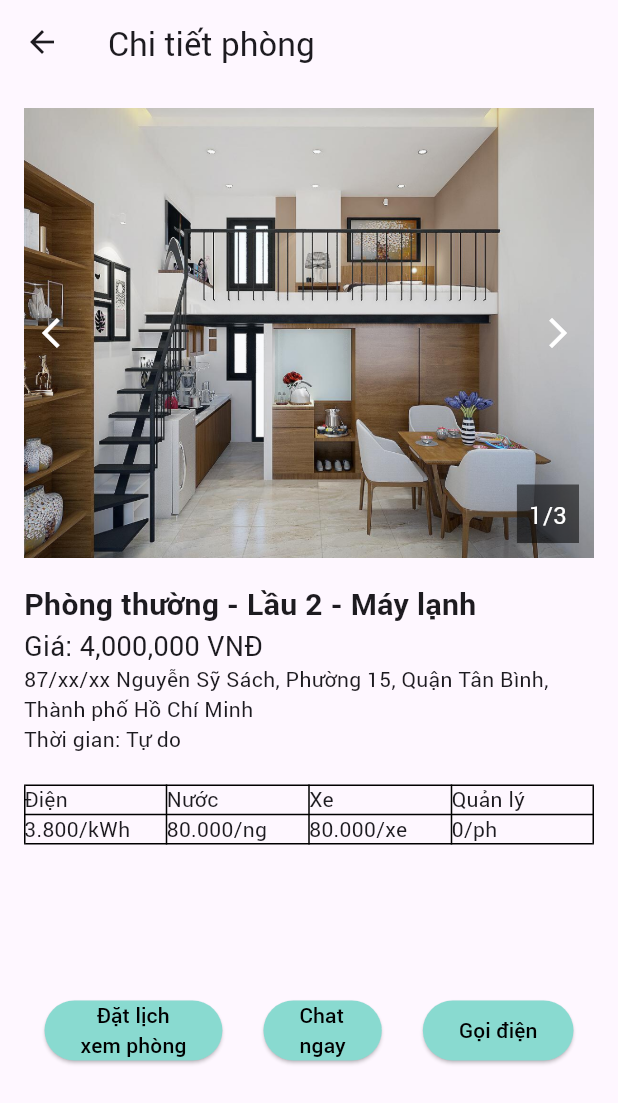
After one commit to thuonghihi0409/TimTro, a Flutter app: the RoomDetailPage screen opened directly, on a phone screen of 412 x 824 dp. The commit adds this screen. Shown: the top 1103 px of the screen. Run offline on Flutter 3.47's test engine with Material 3 defaults, Android fonts, the phone set to English and light mode, and no system bars; our stand-ins replace dots_indicator, get.

Commit message:
10/06/2024

```diff
--- a/lib/UI/find_tab.dart
+++ b/lib/UI/find_tab.dart
@@ -14,6 +14,7 @@
 // }
 
 import 'package:flutter/material.dart';
+import 'package:timtro/UI/room_information.dart';
 import 'package:timtro/utils/colors.dart';
 import 'package:timtro/widgets/big_text.dart';
 import 'package:timtro/widgets/small_text.dart';
@@ -40,6 +41,7 @@ class _FindTabState extends State<FindTab> {
   @override
   Widget build(BuildContext context) {
     return Scaffold(
+
       body: Column(
         children: [
           Container(
@@ -138,7 +140,8 @@ class _FindTabState extends State<FindTab> {
                           shrinkWrap: true,
                           itemCount: 10,
                           itemBuilder: (context, index) {
-                            return Container(
+                            return InkWell(
+                              child: Container(
                                 margin: EdgeInsets.only(left: 20, right: 20,bottom: 10),
                                 child: Row(
                                   children: [
@@ -153,6 +156,8 @@ class _FindTabState extends State<FindTab> {
                                           ),
                                         ),
                                       ),
+
+
                                     Expanded(
                                       child: Container(
                                         height: 100,
@@ -196,6 +201,14 @@ class _FindTabState extends State<FindTab> {
                                     )
                                   ],
                                 ),
+                              ),
+                              onTap: (){
+                                // Gọi trang mới khi nhấn vào InkWell
+                                Navigator.push(
+                                  context,
+                                  MaterialPageRoute(builder: (context) => RoomDetailPage()),
+                                );
+                              },
                             );
                           },
                         ),
--- /dev/null
+++ b/lib/UI/room_information.dart
@@ -0,0 +1,402 @@
+// // import 'package:flutter/material.dart';
+// //
+// // import '../utils/colors.dart';
+// //
+// // class RoomDetailPage extends StatelessWidget {
+// //   final List<String> productImages = [
+// //     'assets/images/anh1.png',
+// //     'assets/images/anh2.png',
+// //     'assets/images/anh4.png',
+// //     'assets/images/anh4.png',
+// //   ];
+// //
+// //   @override
+// //   Widget build(BuildContext context) {
+// //     return Scaffold(
+// //       appBar: AppBar(
+// //         title: Text('Chi tiết phòng'),
+// //       ),
+// //       body: SingleChildScrollView(
+// //         child: Padding(
+// //           padding: const EdgeInsets.all(16.0),
+// //           child: Column(
+// //             crossAxisAlignment: CrossAxisAlignment.start,
+// //             children: [
+// //               // Hiển thị hình ảnh sản phẩm
+// //               Container(
+// //                 height: 300, // Chiều cao của khu vực hình ảnh
+// //                 child: PageView.builder(
+// //                   itemCount: productImages.length,
+// //                   itemBuilder: (context, index) {
+// //                     return Image.asset(
+// //                       productImages[index],
+// //                       fit: BoxFit.cover,
+// //                     );
+// //                   },
+// //                 ),
+// //               ),
+// //               Text(
+// //                 'Phòng thường - Lầu 2 - Máy lạnh',
+// //                 style: TextStyle(fontSize: 20, fontWeight: FontWeight.bold),
+// //               ),
+// //               Text(
+// //                 'Giá: 4,000,000 VNĐ',
+// //                 style: TextStyle(fontSize: 18),
+// //               ),
+// //               Text(
+// //                 'Địa chỉ: 87/xx/xx Nguyễn Sỹ Sách, Phường 15, Quận Tân Bình, Thành phố Hồ Chí Minh',
+// //               ),
+// //               Text('Thời gian: Tự do'),
+// //               SizedBox(height: 20),
+// //               // Bảng giá
+// //               Table(
+// //                 border: TableBorder.all(),
+// //                 children: [
+// //                   TableRow(children: [
+// //                     Text('Điện'),
+// //                     Text('Nước'),
+// //                     Text('Xe'),
+// //                     Text('Quản lý'),
+// //                   ]),
+// //                   TableRow(children: [
+// //                     Text('3.800/kWh'),
+// //                     Text('80.000/ng'),
+// //                     Text('80.000/xe'),
+// //                     Text('0/ph'),
+// //                   ]),
+// //                   // ... các hàng còn lại
+// //                 ],
+// //               ),
+// //               SizedBox(height: 20),
+// //               // Nút
+// //               Container(
+// //                 margin: EdgeInsets.only(top: 100),
+// //                 child: Row(
+// //                   mainAxisAlignment: MainAxisAlignment.spaceAround,
+// //                   children: [
+// //                     ElevatedButton(
+// //                       style: ElevatedButton.styleFrom(
+// //                           backgroundColor: AppColors.mainColor, // Màu nền
+// //                           foregroundColor: Colors.white, // Màu chữ
+// //                       ),
+// //                       onPressed: () {},
+// //                       child: Text('   Đặt lịch\nxem phòng',
+// //                         style: TextStyle(
+// //                           color: Colors.black
+// //                         ),
+// //                       ),
+// //                     ),
+// //                     ElevatedButton(
+// //                       style: ElevatedButton.styleFrom(
+// //                         backgroundColor: AppColors.mainColor, // Màu nền
+// //                         foregroundColor: Colors.white, // Màu chữ
+// //                       ),
+// //                       onPressed: () {},
+// //                       child: Text('Chat\nngay',
+// //                         style: TextStyle(
+// //                             color: Colors.black
+// //                         ),
+// //                       ),
+// //                     ),
+// //                     ElevatedButton(
+// //                       style: ElevatedButton.styleFrom(
+// //                         backgroundColor: AppColors.mainColor, // Màu nền
+// //                         foregroundColor: Colors.white, // Màu chữ
+// //                       ),
+// //                       onPressed: () {},
+// //                       child: Text('Gọi điện',
+// //                         style: TextStyle(
+// //                             color: Colors.black
+// //                         ),
+// //                       ),
+// //                     ),
+// //                   ],
+// //                 ),
+// //               ),
+// //             ],
+// //           ),
+// //         ),
+// //       ),
+// //     );
+// //   }
+// // }
+//
+//
+//
+// import 'package:flutter/material.dart';
+// import '../utils/colors.dart';
+//
+// class RoomDetailPage extends StatefulWidget {
+//   @override
+//   _RoomDetailPageState createState() => _RoomDetailPageState();
+// }
+//
+// class _RoomDetailPageState extends State<RoomDetailPage> {
+//   final List<String> productImages = [
+//     'assets/images/anh1.png',
+//     'assets/images/anh2.png',
+//     'assets/images/anh4.png',
+//     'assets/images/anh4.png',
+//   ];
+//
+//   // PageController để điều khiển chuyển trang
+//   PageController _pageController = PageController();
+//   int _currentPage = 0; // Theo dõi trang hiện tại
+//
+//   @override
+//   Widget build(BuildContext context) {
+//     return Scaffold(
+//       appBar: AppBar(
+//         title: Text('Chi tiết phòng'),
+//       ),
+//       body: SingleChildScrollView(
+//         child: Padding(
+//           padding: const EdgeInsets.all(16.0),
+//           child: Column(
+//             crossAxisAlignment: CrossAxisAlignment.start,
+//             children: [
+//               // Hiển thị hình ảnh sản phẩm
+//               Stack(
+//                 children: [
+//                   Container(
+//                     height: 300, // Chiều cao của khu vực hình ảnh
+//                     child: PageView.builder(
+//                       controller: _pageController,
+//                       itemCount: productImages.length,
+//                       onPageChanged: (index) {
+//                         setState(() {
+//                           _currentPage = index; // Cập nhật số trang hiện tại
+//                         });
+//                       },
+//                       itemBuilder: (context, index) {
+//                         return Image.asset(
+//                           productImages[index],
+//                           fit: BoxFit.cover,
+//                         );
+//                       },
+//                     ),
+//                   ),
+//                   // Hiển thị số đếm trên hình ảnh (ví dụ: 1/4, 2/4,...)
+//                   Positioned(
+//                     bottom: 10,
+//                     right: 10,
+//                     child: Container(
+//                       padding: EdgeInsets.all(8),
+//                       color: Colors.black54,
+//                       child: Text(
+//                         '${_currentPage + 1}/${productImages.length}', // Ví dụ: 1/4
+//                         style: TextStyle(
+//                           color: Colors.white,
+//                           fontSize: 16,
+//                         ),
+//                       ),
+//                     ),
+//                   ),
+//                   // Mũi tên sang trái
+//                   Positioned(
+//                     left: 0,
+//                     top: 0,
+//                     bottom: 0,
+//                     child: IconButton(
+//                       icon: Icon(Icons.arrow_back_ios, color: Colors.white),
+//                       onPressed: () {
+//                         if (_currentPage > 0) {
+//                           _pageController.previousPage(
+//                             duration: Duration(milliseconds: 300),
+//                             curve: Curves.easeInOut,
+//                           );
+//                         }
+//                       },
+//                     ),
+//                   ),
+//                   // Mũi tên sang phải
+//                   Positioned(
+//                     right: 0,
+//                     top: 0,
+//                     bottom: 0,
+//                     child: IconButton(
+//                       icon: Icon(Icons.arrow_forward_ios, color: Colors.white),
+//                       onPressed: () {
+//                         if (_currentPage < productImages.length - 1) {
+//                           _pageController.nextPage(
+//                             duration: Duration(milliseconds: 300),
+//                             curve: Curves.easeInOut,
+//                           );
+//                         }
+//                       },
+//                     ),
+//                   ),
+//                 ],
+//               ),
+//               SizedBox(height: 16),
+//               Text(
+//                 'Phòng thường - Lầu 2 - Máy lạnh',
+//                 style: TextStyle(fontSize: 20, fontWeight: FontWeight.bold),
+//               ),
+//               Text(
+//                 'Giá: 4,000,000 VNĐ',
+//                 style: TextStyle(fontSize: 18),
+//               ),
+//               Text(
+//                 'Địa chỉ: 87/xx/xx Nguyễn Sỹ Sách, Phường 15, Quận Tân Bình, Thành phố Hồ Chí Minh',
+//               ),
+//               Text('Thời gian: Tự do'),
+//               SizedBox(height: 20),
+//               // Bảng giá
+//               Table(
+//                 border: TableBorder.all(),
+//                 children: [
+//                   TableRow(children: [
+//                     Text('Điện'),
+//                     Text('Nước'),
+//                     Text('Xe'),
+//                     Text('Quản lý'),
+//                   ]),
+//                   TableRow(children: [
+//                     Text('3.800/kWh'),
+//                     Text('80.000/ng'),
+//                     Text('80.000/xe'),
+//                     Text('0/ph'),
+//                   ]),
+//                 ],
+//               ),
+//               SizedBox(height: 20),
+//               // Nút
+//               Container(
+//                 margin: EdgeInsets.only(top: 80),
+//                 child: Row(
+//                   mainAxisAlignment: MainAxisAlignment.spaceAround,
+//                   children: [
+//                     ElevatedButton(
+//                       style: ElevatedButton.styleFrom(
+//                         backgroundColor: AppColors.mainColor, // Màu nền
+//                         foregroundColor: Colors.white, // Màu chữ
+//                       ),
+//                       onPressed: () {},
+//                       child: Text(
+//                         '   Đặt lịch\nxem phòng',
+//                         style: TextStyle(color: Colors.black),
+//                       ),
+//                     ),
+//                     ElevatedButton(
+//                       style: ElevatedButton.styleFrom(
+//                         backgroundColor: AppColors.mainColor, // Màu nền
+//                         foregroundColor: Colors.white, // Màu chữ
+//                       ),
+//                       onPressed: () {},
+//                       child: Text(
+//                         'Chat\nngay',
+//                         style: TextStyle(color: Colors.black),
+//                       ),
+//                     ),
+//                     ElevatedButton(
+//                       style: ElevatedButton.styleFrom(
+//                         backgroundColor: AppColors.mainColor, // Màu nền
+//                         foregroundColor: Colors.white, // Màu chữ
+//                       ),
+//                       onPressed: () {},
+//                       child: Text(
+//                         'Gọi điện',
+//                         style: TextStyle(color: Colors.black),
+//                       ),
+//                     ),
+//                   ],
+//                 ),
+//               ),
+//             ],
+//           ),
+//         ),
+//       ),
+//     );
+//   }
+// }
+
+
+
+import 'package:flutter/material.dart';
+import '../utils/colors.dart';
+import '../widgets/room_detail_widget.dart';
+
+
+class RoomDetailPage extends StatelessWidget {
+  @override
+  Widget build(BuildContext context) {
+    final List<String> images = [
+      'assets/images/anh1.png',
+      'assets/images/anh2.png',
+      'assets/images/anh4.png',
+    ];
+
+    final List<List<String>> priceTable = [
+      ['Điện', 'Nước', 'Xe', 'Quản lý'],
+      ['3.800/kWh', '80.000/ng', '80.000/xe', '0/ph'],
+    ];
+
+    return Scaffold(
+      appBar: AppBar(
+        title: Text('Chi tiết phòng'),
+      ),
+      body: SingleChildScrollView(
+        child: Padding(
+          padding: const EdgeInsets.all(16.0),
+          child: Column(
+            crossAxisAlignment: CrossAxisAlignment.start,
+            children: [
+              RoomDetailWidget(
+                productImages: images,
+                roomName: 'Phòng thường - Lầu 2 - Máy lạnh',
+                price: '4,000,000 VNĐ',
+                address: '87/xx/xx Nguyễn Sỹ Sách, Phường 15, Quận Tân Bình, Thành phố Hồ Chí Minh',
+                time: 'Tự do',
+                priceTable: priceTable,
+              ),
+              SizedBox(height: 20),
+              // Các nút
+              Container(
+                margin: EdgeInsets.only(top: 80),
+                child: Row(
+                  mainAxisAlignment: MainAxisAlignment.spaceAround,
+                  children: [
+                    ElevatedButton(
+                      style: ElevatedButton.styleFrom(
+                        backgroundColor: AppColors.mainColor,
+                        foregroundColor: Colors.white,
+                      ),
+                      onPressed: () {},
+                      child: Text(
+                        '   Đặt lịch\nxem phòng',
+                        style: TextStyle(color: Colors.black),
+                      ),
+                    ),
+                    ElevatedButton(
+                      style: ElevatedButton.styleFrom(
+                        backgroundColor: AppColors.mainColor,
+                        foregroundColor: Colors.white,
+                      ),
+                      onPressed: () {},
+                      child: Text(
+                        'Chat\nngay',
+                        style: TextStyle(color: Colors.black),
+                      ),
+                    ),
+                    ElevatedButton(
+                      style: ElevatedButton.styleFrom(
+                        backgroundColor: AppColors.mainColor,
+                        foregroundColor: Colors.white,
+                      ),
+                      onPressed: () {},
+                      child: Text(
+                        'Gọi điện',
+                        style: TextStyle(color: Colors.black),
+                      ),
+                    ),
+                  ],
+                ),
+              ),
+            ],
+          ),
+        ),
+      ),
+    );
+  }
+}
--- /dev/null
+++ b/lib/widgets/room_detail_widget.dart
@@ -0,0 +1,121 @@
+import 'package:flutter/material.dart';
+import '../utils/colors.dart';
+
+class RoomDetailWidget extends StatelessWidget {
+  final List<String> productImages;
+  final String roomName;
+  final String price;
+  final String address;
+  final String time;
+  final List<List<String>> priceTable;
+
+  RoomDetailWidget({
+    required this.productImages,
+    required this.roomName,
+    required this.price,
+    required this.address,
+    required this.time,
+    required this.priceTable,
+  });
+
+
+
+  @override
+  Widget build(BuildContext context) {
+    PageController _pageController = PageController();
+    int _currentPage = 0;
+
+    return Column(
+      crossAxisAlignment: CrossAxisAlignment.start,
+      children: [
+        // Hiển thị hình ảnh sản phẩm
+        Stack(
+          children: [
+            Container(
+              height: 300,
+              child: PageView.builder(
+                controller: _pageController,
+                itemCount: productImages.length,
+                onPageChanged: (index) {
+                  _currentPage = index;
+                },
+                itemBuilder: (context, index) {
+                  return Image.asset(
+                    productImages[index],
+                    fit: BoxFit.cover,
+                  );
+                },
+              ),
+            ),
+            // Hiển thị số đếm
+            Positioned(
+              bottom: 10,
+              right: 10,
+              child: Container(
+                padding: EdgeInsets.all(8),
+                color: Colors.black54,
+                child: Text(
+                  '${_currentPage + 1}/${productImages.length}',
+                  style: TextStyle(color: Colors.white, fontSize: 16),
+                ),
+              ),
+            ),
+
+
+            // Mũi tên sang trái
+            Positioned(
+              left: 0,
+              top: 0,
+              bottom: 0,
+              child: IconButton(
+                icon: Icon(Icons.arrow_back_ios, color: Colors.white),
+                onPressed: () {
+                  if (_currentPage > 0) {
+                    _pageController.previousPage(
+                      duration: Duration(milliseconds: 300),
+                      curve: Curves.easeInOut,
+                    );
+                  }
+                },
+              ),
+            ),
+            // Mũi tên sang phải
+            Positioned(
+              right: 0,
+              top: 0,
+              bottom: 0,
+              child: IconButton(
+                icon: Icon(Icons.arrow_forward_ios, color: Colors.white),
+                onPressed: () {
+                  if (_currentPage < productImages.length - 1) {
+                    _pageController.nextPage(
+                      duration: Duration(milliseconds: 300),
+                      curve: Curves.easeInOut,
+                    );
+                  }
+                },
+              ),
+            ),
+          ],
+        ),
+        SizedBox(height: 16),
+        // Thông tin phòng
+        Text(
+          roomName,
+          style: TextStyle(fontSize: 20, fontWeight: FontWeight.bold),
+        ),
+        Text('Giá: $price', style: TextStyle(fontSize: 18)),
+        Text(address),
+        Text('Thời gian: $time'),
+        SizedBox(height: 20),
+        // Bảng giá
+        Table(
+          border: TableBorder.all(),
+          children: priceTable.map((row) {
+            return TableRow(children: row.map((cell) => Text(cell)).toList());
+          }).toList(),
+        ),
+      ],
+    );
+  }
+}
```
Lines whose indentation alone changed are shown as unchanged.
